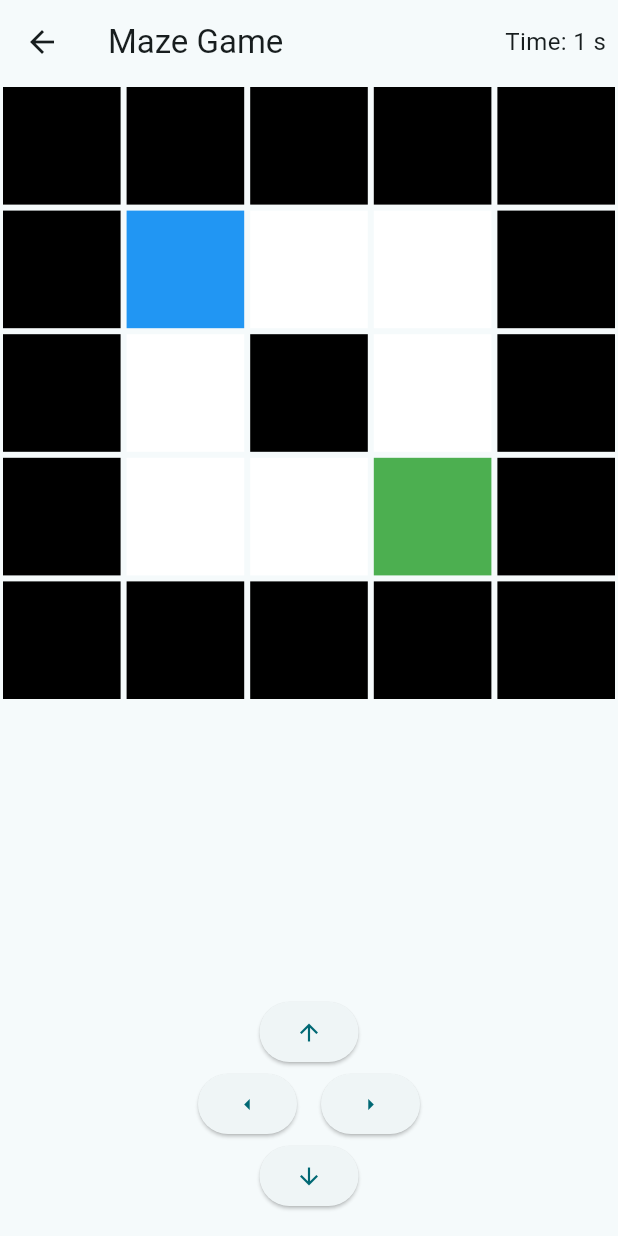
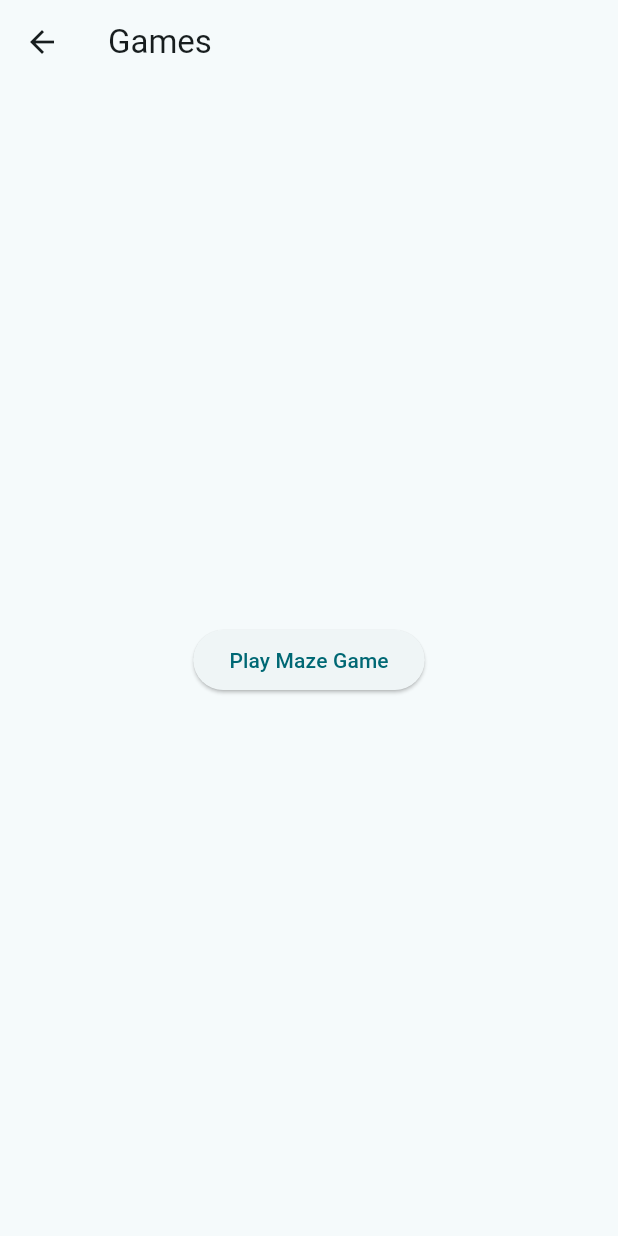
Before and after one commit to mpinel6/CSC4330ScavengerHunt_Rework, a Flutter app: the GamesScreen screen opened directly, on a phone screen of 412 x 824 dp. Run offline on Flutter 3.47's test engine with Material 3 defaults, Android fonts, the phone set to English and light mode, and no system bars; Roboto replaces fonts that are missing (ProximaNova).

Commit message:
made different screen for maze game

```diff
--- a/lib/game_screen.dart
+++ b/lib/game_screen.dart
@@ -1,14 +1,37 @@
 import 'package:flutter/material.dart';
 import 'dart:async';
 
-class GamesScreen extends StatefulWidget {
+class GamesScreen extends StatelessWidget {
   const GamesScreen({Key? key}) : super(key: key);
 
   @override
-  _GameScreenState createState() => _GameScreenState();
+  Widget build(BuildContext context) {
+    return Scaffold(
+      appBar: AppBar(title: const Text('Games')),
+      body: Center(
+        child: ElevatedButton(
+          onPressed: () {
+            Navigator.push(
+              context,
+              MaterialPageRoute(builder: (context) => const MazeGame()),
+            );
+          },
+          child: const Text('Play Maze Game'),
+        ),
+      ),
+    );
+  }
 }
 
-class _GameScreenState extends State<GamesScreen> {
+// The Maze Game screen itself
+class MazeGame extends StatefulWidget {
+  const MazeGame({Key? key}) : super(key: key);
+
+  @override
+  _MazeGameState createState() => _MazeGameState();
+}
+
+class _MazeGameState extends State<MazeGame> {
   final List<List<int>> _maze = [
     [1, 1, 1, 1, 1],
     [1, 0, 0, 0, 1],
@@ -16,6 +39,7 @@ class _GameScreenState extends State<GamesScreen> {
     [1, 0, 0, 0, 1],
     [1, 1, 1, 1, 1],
   ];
+
   int _playerRow = 1;
   int _playerCol = 1;
   final int _exitRow = 3;
```
